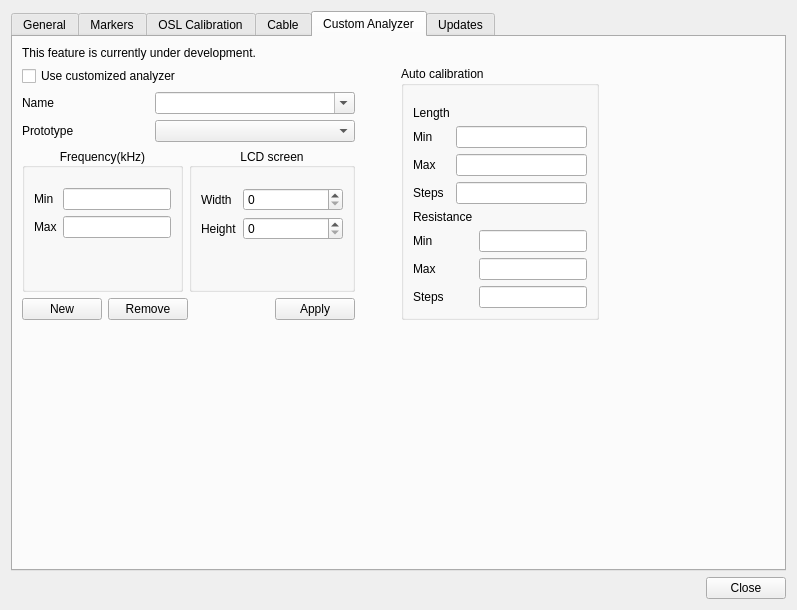
Before: the Qt Designer form settings.ui in K4HEZ/AntScopeZ, drawn with Qt 5.
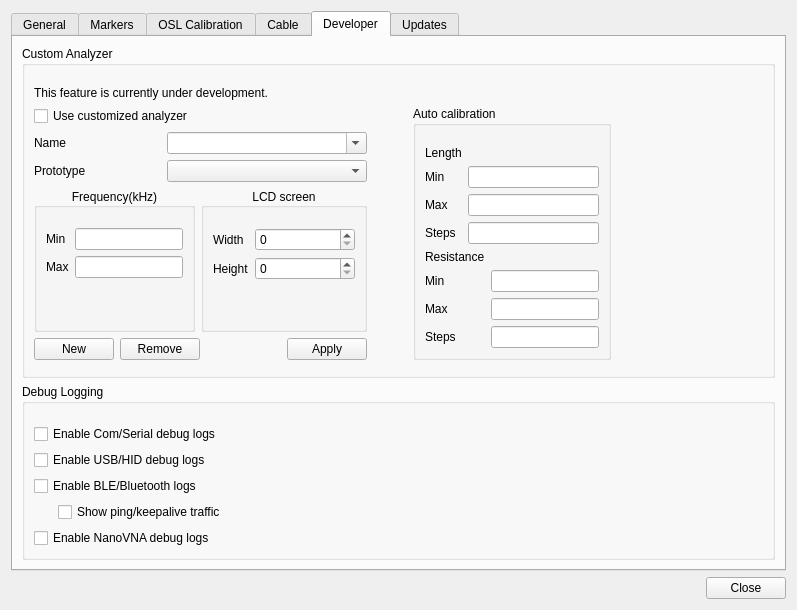
After: the same form once the commit is applied. The open tabs and pages were chosen to show the change. Custom widgets are drawn as their Qt base class.

Commit message: Add Debug Logging (Developer tab): raw TX/RX hex+ASCII logger for Serial/HID/BLE/NanoVNA

Patch:
```diff
--- a/settings.ui
+++ b/settings.ui
@@ -1017,10 +1017,19 @@
      </widget>
      <widget class="QWidget" name="Custom">
       <attribute name="title">
-       <string>Custom Analyzer</string>
+       <string>Developer</string>
       </attribute>
-      <layout class="QFormLayout" name="formLayout_10">
-       <item row="0" column="0">
+      <layout class="QVBoxLayout" name="verticalLayout_developerTab">
+       <item>
+        <widget class="QGroupBox" name="groupBoxCustomAnalyzer">
+         <property name="title">
+          <string>Custom Analyzer</string>
+         </property>
+         <layout class="QFormLayout" name="formLayout_10">
+          <property name="topMargin">
+           <number>20</number>
+          </property>
+          <item row="0" column="0">
         <widget class="QLabel" name="customizeUnderDevelopmentLabel">
          <property name="text">
           <string>This feature is currently under development.</string>
@@ -1345,6 +1354,76 @@
           </size>
          </property>
         </spacer>
+       </item>
+         </layout>
+        </widget>
+       </item>
+       <item>
+        <widget class="QGroupBox" name="groupBoxDebugLogging">
+         <property name="title">
+          <string>Debug Logging</string>
+         </property>
+         <layout class="QVBoxLayout" name="verticalLayout_debugLogging">
+          <property name="topMargin">
+           <number>20</number>
+          </property>
+          <item>
+           <widget class="QCheckBox" name="debugLogSerialCheckBox">
+            <property name="text">
+             <string>Enable Com/Serial debug logs</string>
+            </property>
+           </widget>
+          </item>
+          <item>
+           <widget class="QCheckBox" name="debugLogUsbHidCheckBox">
+            <property name="text">
+             <string>Enable USB/HID debug logs</string>
+            </property>
+           </widget>
+          </item>
+          <item>
+           <widget class="QCheckBox" name="debugLogBleCheckBox">
+            <property name="text">
+             <string>Enable BLE/Bluetooth logs</string>
+            </property>
+           </widget>
+          </item>
+          <item>
+           <layout class="QHBoxLayout" name="horizontalLayout_bleShowPings">
+            <item>
+             <spacer name="horizontalSpacer_bleShowPingsIndent">
+              <property name="sizeType">
+               <enum>QSizePolicy::Fixed</enum>
+              </property>
+              <property name="orientation">
+               <enum>Qt::Orientation::Horizontal</enum>
+              </property>
+              <property name="sizeHint" stdset="0">
+               <size>
+                <width>24</width>
+                <height>20</height>
+               </size>
+              </property>
+             </spacer>
+            </item>
+            <item>
+             <widget class="QCheckBox" name="debugLogBleShowPingsCheckBox">
+              <property name="text">
+               <string>Show ping/keepalive traffic</string>
+              </property>
+             </widget>
+            </item>
+           </layout>
+          </item>
+          <item>
+           <widget class="QCheckBox" name="debugLogNanovnaCheckBox">
+            <property name="text">
+             <string>Enable NanoVNA debug logs</string>
+            </property>
+           </widget>
+          </item>
+         </layout>
+        </widget>
        </item>
       </layout>
      </widget>
```
Left out of the diff: 46 changed lines with no effect on the pictures. The commit also changes 8 other files.
